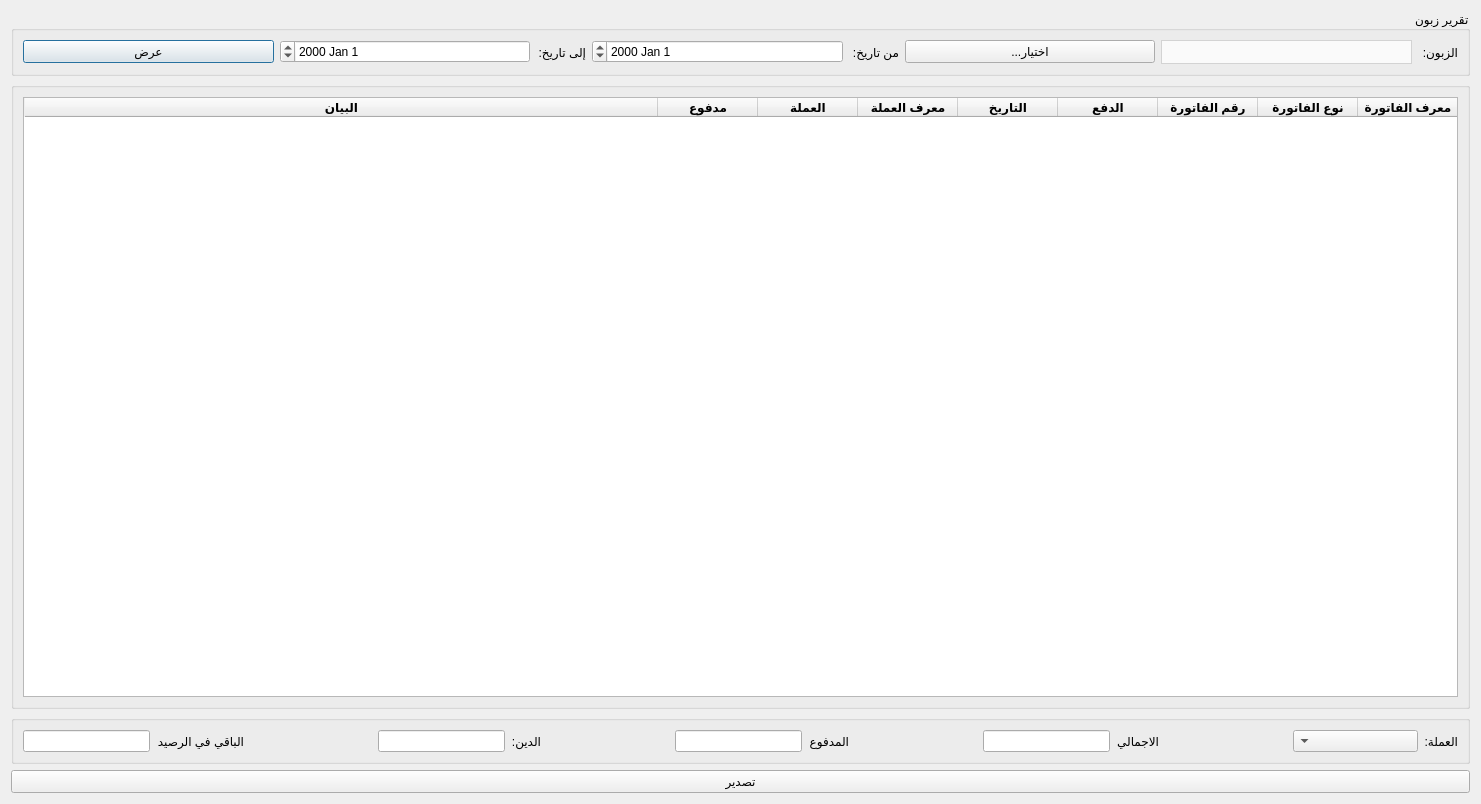
rabee361/E-commerce2, file Ui_ClientReport.ui: the form before one commit.
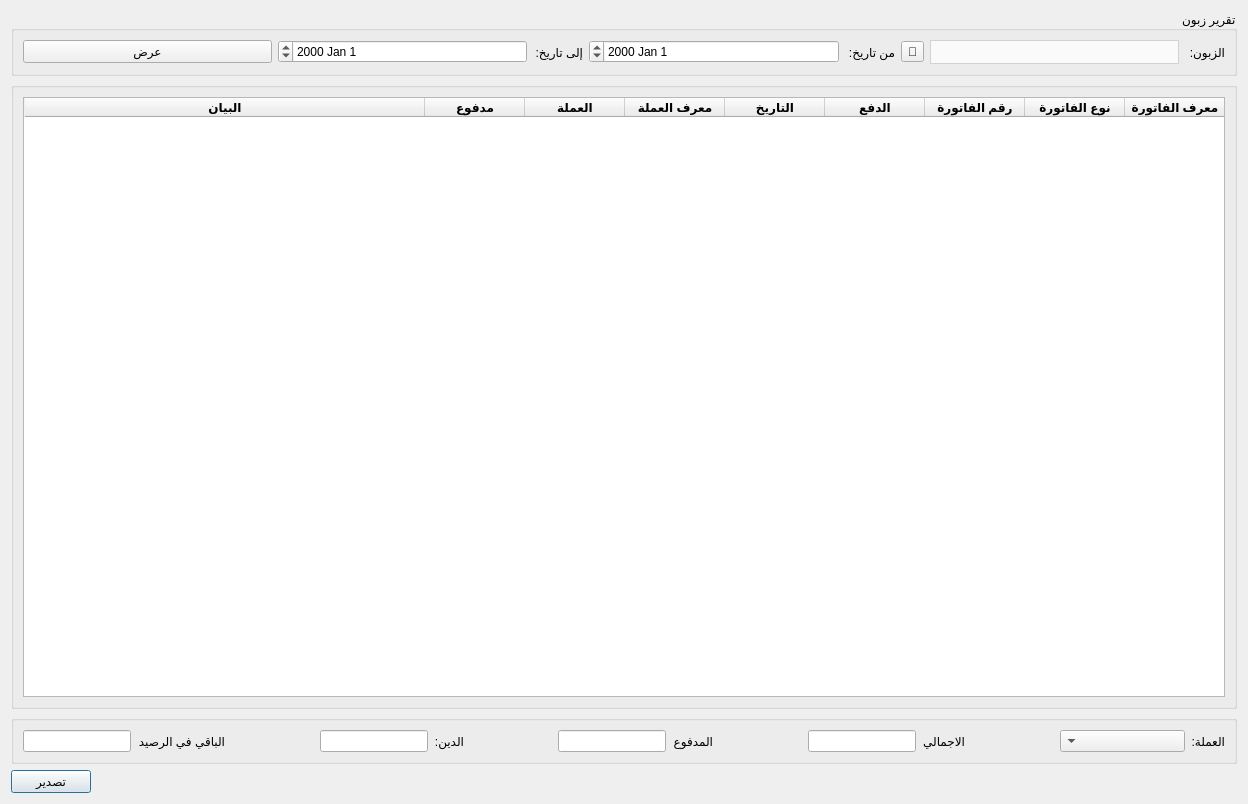
The form after the commit. Icons and pictures are not drawn.

Patch:
```diff
--- a/Ui_ClientReport.ui
+++ b/Ui_ClientReport.ui
@@ -9,7 +9,7 @@
    <rect>
     <x>0</x>
     <y>0</y>
-    <width>1481</width>
+    <width>1248</width>
     <height>804</height>
    </rect>
   </property>
@@ -24,104 +24,32 @@
    <bool>true</bool>
   </property>
   <layout class="QGridLayout" name="gridLayout">
-   <item row="0" column="0">
-    <widget class="QGroupBox" name="groupBox">
-     <property name="maximumSize">
+   <item row="3" column="0">
+    <widget class="QPushButton" name="export_btn">
+     <property name="text">
+      <string>تصدير</string>
+     </property>
+    </widget>
+   </item>
+   <item row="3" column="1">
+    <spacer name="horizontalSpacer_5">
+     <property name="orientation">
+      <enum>Qt::Horizontal</enum>
+     </property>
+     <property name="sizeHint" stdset="0">
       <size>
-       <width>16777215</width>
-       <height>70</height>
+       <width>40</width>
+       <height>20</height>
       </size>
      </property>
-     <property name="layoutDirection">
-      <enum>Qt::RightToLeft</enum>
-     </property>
-     <property name="title">
-      <string>تقرير زبون</string>
-     </property>
-     <layout class="QGridLayout" name="gridLayout_2">
-      <item row="0" column="1">
-       <widget class="QComboBox" name="clients_combobox">
-        <property name="styleSheet">
-         <string notr="true">QComboBox {
-        background-color: #fafafa;
-        border: 1px solid lightgrey;		
-		height: 22px;
-		color: black;
-    }
-    QComboBox::drop-down {
-        border: none;
-    }</string>
-        </property>
-       </widget>
-      </item>
-      <item row="0" column="3">
-       <widget class="QLabel" name="label_2">
-        <property name="maximumSize">
-         <size>
-          <width>50</width>
-          <height>16777215</height>
-         </size>
-        </property>
-        <property name="text">
-         <string>من تاريخ:</string>
-        </property>
-       </widget>
-      </item>
-      <item row="0" column="7">
-       <widget class="QPushButton" name="calc_btn">
-        <property name="text">
-         <string>عرض</string>
-        </property>
-       </widget>
-      </item>
-      <item row="0" column="6">
-       <widget class="QDateEdit" name="to_date_input"/>
-      </item>
-      <item row="0" column="5">
-       <widget class="QLabel" name="label_3">
-        <property name="maximumSize">
-         <size>
-          <width>50</width>
-          <height>16777215</height>
-         </size>
-        </property>
-        <property name="text">
-         <string>إلى تاريخ:</string>
-        </property>
-       </widget>
-      </item>
-      <item row="0" column="0">
-       <widget class="QLabel" name="label">
-        <property name="maximumSize">
-         <size>
-          <width>40</width>
-          <height>16777215</height>
-         </size>
-        </property>
-        <property name="text">
-         <string>الزبون:</string>
-        </property>
-       </widget>
-      </item>
-      <item row="0" column="4">
-       <widget class="QDateEdit" name="from_date_input"/>
-      </item>
-      <item row="0" column="2">
-       <widget class="QPushButton" name="select_client_btn">
-        <property name="text">
-         <string>...اختيار</string>
-        </property>
-       </widget>
-      </item>
-     </layout>
-    </widget>
+    </spacer>
    </item>
-   <item row="2" column="0">
+   <item row="2" column="0" colspan="2">
     <widget class="QGroupBox" name="groupBox_2">
      <property name="maximumSize">
       <size>
        <width>16777215</width>
-       <height>60</height>
+       <height>16777215</height>
       </size>
      </property>
      <property name="layoutDirection">
@@ -283,19 +211,104 @@
      </layout>
     </widget>
    </item>
-   <item row="3" column="0">
-    <widget class="QPushButton" name="export_btn">
-     <property name="text">
-      <string>تصدير</string>
+   <item row="0" column="0" colspan="2">
+    <widget class="QGroupBox" name="groupBox">
+     <property name="maximumSize">
+      <size>
+       <width>16777215</width>
+       <height>16777215</height>
+      </size>
      </property>
+     <property name="layoutDirection">
+      <enum>Qt::RightToLeft</enum>
+     </property>
+     <property name="title">
+      <string>تقرير زبون</string>
+     </property>
+     <layout class="QGridLayout" name="gridLayout_2">
+      <item row="0" column="6">
+       <widget class="QDateEdit" name="to_date_input"/>
+      </item>
+      <item row="0" column="5">
+       <widget class="QLabel" name="label_3">
+        <property name="maximumSize">
+         <size>
+          <width>50</width>
+          <height>16777215</height>
+         </size>
+        </property>
+        <property name="text">
+         <string>إلى تاريخ:</string>
+        </property>
+       </widget>
+      </item>
+      <item row="0" column="0">
+       <widget class="QLabel" name="label">
+        <property name="maximumSize">
+         <size>
+          <width>40</width>
+          <height>16777215</height>
+         </size>
+        </property>
+        <property name="text">
+         <string>الزبون:</string>
+        </property>
+       </widget>
+      </item>
+      <item row="0" column="1">
+       <widget class="QComboBox" name="clients_combobox">
+        <property name="styleSheet">
+         <string notr="true">QComboBox {
+        background-color: #fafafa;
+        border: 1px solid lightgrey;		
+		height: 22px;
+		color: black;
+    }
+    QComboBox::drop-down {
+        border: none;
+    }</string>
+        </property>
+       </widget>
+      </item>
+      <item row="0" column="3">
+       <widget class="QLabel" name="label_2">
+        <property name="maximumSize">
+         <size>
+          <width>50</width>
+          <height>16777215</height>
+         </size>
+        </property>
+        <property name="text">
+         <string>من تاريخ:</string>
+        </property>
+       </widget>
+      </item>
+      <item row="0" column="2">
+       <widget class="QToolButton" name="select_client_btn">
+        <property name="text">
+         <string>🔎</string>
+        </property>
+       </widget>
+      </item>
+      <item row="0" column="7">
+       <widget class="QPushButton" name="calc_btn">
+        <property name="text">
+         <string>عرض</string>
+        </property>
+       </widget>
+      </item>
+      <item row="0" column="4">
+       <widget class="QDateEdit" name="from_date_input"/>
+      </item>
+     </layout>
     </widget>
    </item>
-   <item row="1" column="0">
+   <item row="1" column="0" colspan="2">
     <widget class="QGroupBox" name="groupBox_3">
      <property name="maximumSize">
       <size>
        <width>16777215</width>
-       <height>1000</height>
+       <height>16777215</height>
       </size>
      </property>
      <property name="layoutDirection">
```
